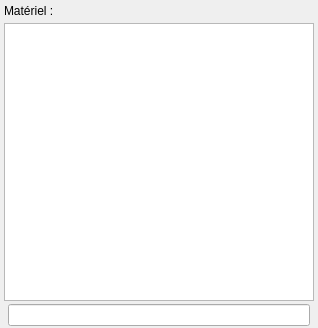
This is ui/c_equipementsview.ui in UgVo/recipe_manager as Qt 5 draws it before an edit. The edited form follows.
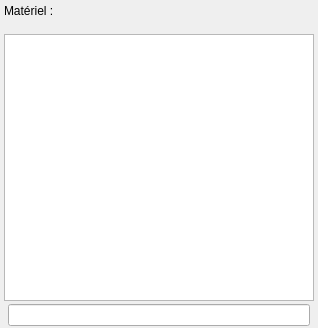
This is the edited form.

Commit message: [c_equipmentsView] rework to enable vertical listing

```diff
--- a/ui/c_equipementsview.ui
+++ b/ui/c_equipementsview.ui
@@ -77,6 +77,18 @@
         </item>
        </layout>
       </item>
+      <item>
+       <widget class="QWidget" name="widgetEquipments" native="true">
+        <layout class="QVBoxLayout" name="verticalLayout_2">
+         <property name="spacing">
+          <number>2</number>
+         </property>
+         <property name="topMargin">
+          <number>0</number>
+         </property>
+        </layout>
+       </widget>
+      </item>
       <item>
        <widget class="QTextEdit" name="textEdit">
         <property name="verticalScrollBarPolicy">
```
The commit also changes 2 other files.
